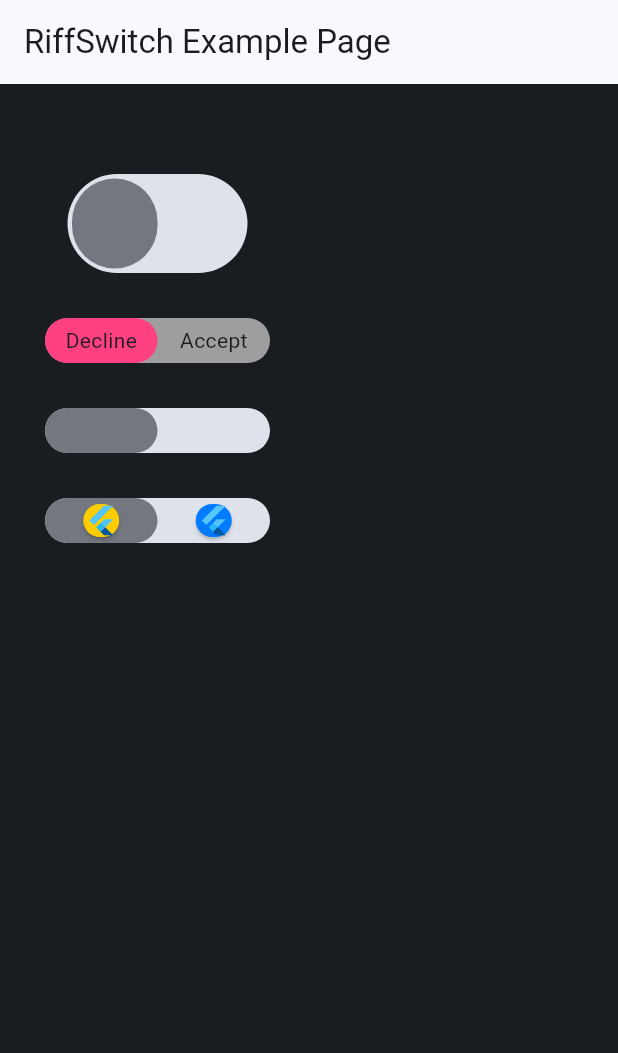
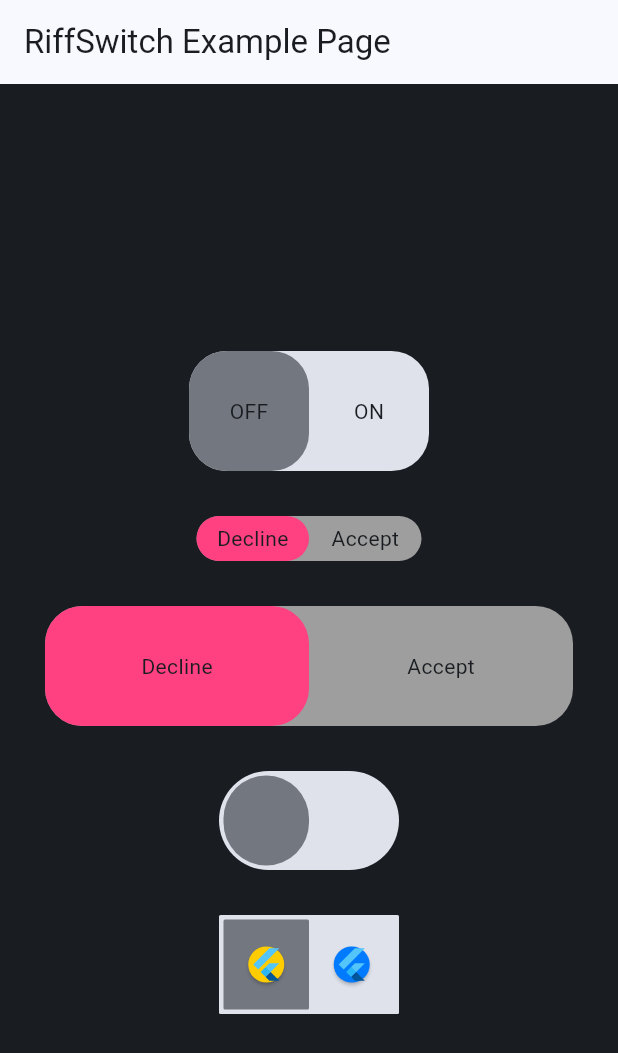
Before and after one commit to kenresoft/riff_switch, a Flutter app: the screen it shows after launch, on a phone screen of 412 x 824 dp. Shown: the top 1053 px of the screen. Run offline on Flutter 3.47's test engine with Material 3 defaults, Android fonts, the phone set to English and light mode, and no system bars.

Commit message:
Update package examples

```diff
--- a/example/lib/main.dart
+++ b/example/lib/main.dart
@@ -44,14 +44,17 @@ class _RiffSwitchExampleState extends State<RiffSwitchExample> {
     return Scaffold(
       backgroundColor: Theme.of(context).colorScheme.onBackground,
       appBar: AppBar(title: Text(widget._title)),
-      body: Padding(
+      body: Center(
+        child: SingleChildScrollView(
+          child: Padding(
             padding: const EdgeInsets.all(30.0),
             child: Column(children: [
               const SizedBox(height: 30),
 
               // 1
               SizedBox(
-            // width: 100,
+                width: 160,
+                height: 80,
                 child: Transform.rotate(
                   angle: 0,
                   child: RiffSwitch(
@@ -59,12 +62,10 @@ class _RiffSwitchExampleState extends State<RiffSwitchExample> {
                     onChanged: (value) => setState(() {
                       _switchValue_1 = value;
                     }),
-                type: RiffSwitchType.decorative,
+                    type: RiffSwitchType.simple,
                     enableSlide: false,
-                height: 60,  /// height must not be greater than width/2 (i.e. the max height)
-                width: 120,
-                borderWidth: 3,
-                borderRadius: 150,
+                    height: 80, /// height must not be greater than width/2 (i.e. the max height)
+                    width: 160,
                   ),
                 ),
               ),
@@ -96,6 +97,33 @@ class _RiffSwitchExampleState extends State<RiffSwitchExample> {
 
               const SizedBox(height: 30),
 
+              // 2
+              RiffSwitch(
+                value: _switchValue_2,
+                onChanged: (value) => setState(() {
+                  _switchValue_2 = value;
+                }),
+                type: RiffSwitchType.simple,
+                activeText: const Text("Accept"),
+                inactiveText: const Text("Decline"),
+                thumbColor: MaterialStateProperty.resolveWith((Set<MaterialState> states) {
+                  if (states.contains(MaterialState.selected)) {
+                    return Colors.greenAccent;
+                  }
+                  return Colors.pinkAccent;
+                }),
+                trackColor: MaterialStateProperty.resolveWith((Set<MaterialState> states) {
+                  if (states.contains(MaterialState.selected)) {
+                    return Colors.grey;
+                  }
+                  return Colors.grey;
+                }),
+                height: 80,
+                width: double.infinity,
+              ),
+
+              const SizedBox(height: 30),
+
               // 3
               RiffSwitch(
                 value: _switchValue_3,
@@ -104,6 +132,10 @@ class _RiffSwitchExampleState extends State<RiffSwitchExample> {
                 }),
                 type: RiffSwitchType.decorative,
                 activeColor: Colors.orange,
+                height: 60,
+                width: 120,
+                borderWidth: 3,
+                borderRadius: 150,
               ),
 
               const SizedBox(height: 30),
@@ -123,8 +155,14 @@ class _RiffSwitchExampleState extends State<RiffSwitchExample> {
                   color: CupertinoColors.systemYellow,
                   child: FlutterLogo(),
                 ),
+                height: 60,
+                width: 120,
+                borderWidth: 3,
+                borderRadius: 1,
               )
             ]),
+          ),
+        ),
       ),
     );
   }
```
Lines whose indentation alone changed are shown as unchanged.
